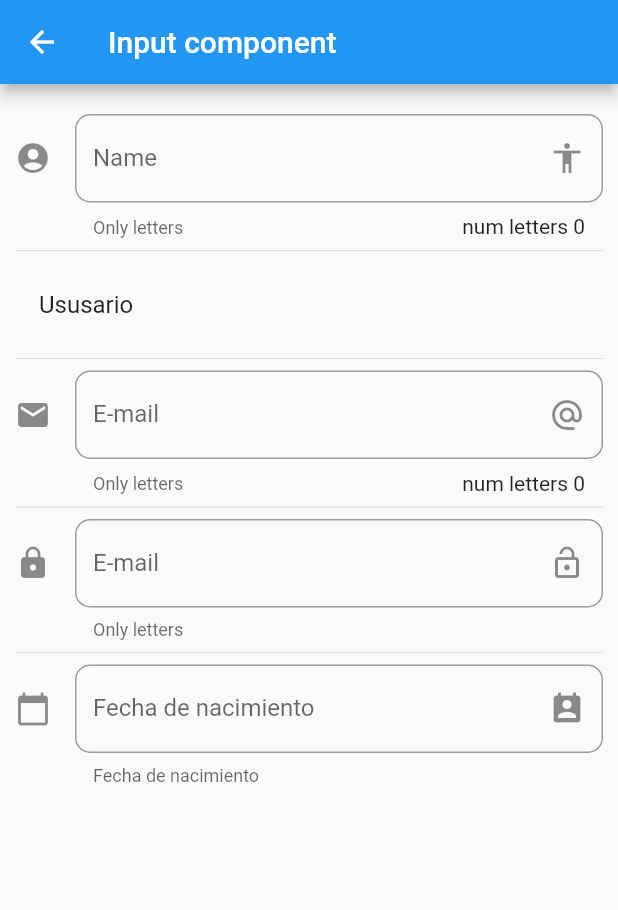
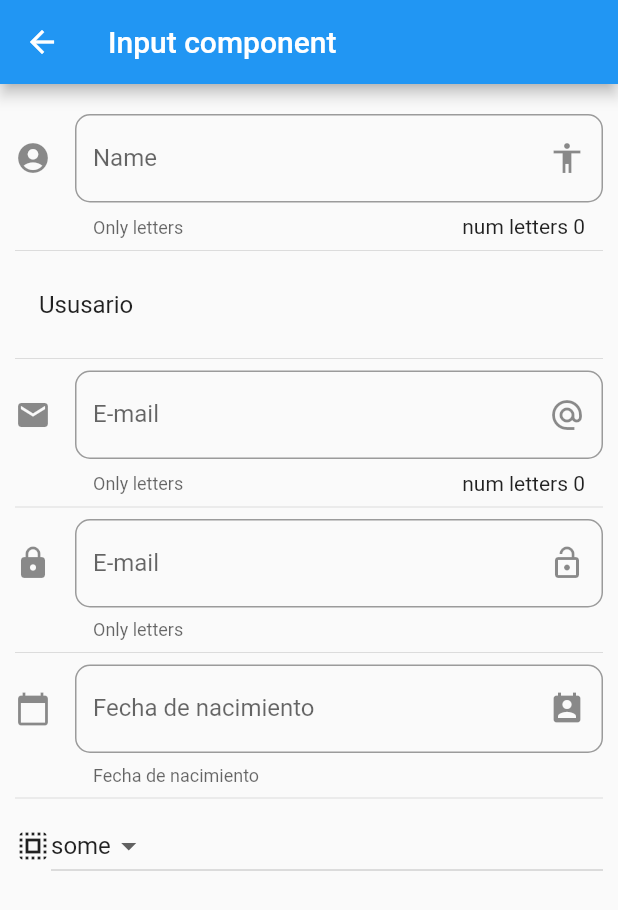
Before and after one commit to jhorber95/flutter_components, a Flutter app: the InputPage screen opened by its route, on a phone screen of 412 x 824 dp. Shown: the top 910 px of the screen. Run offline on Flutter 3.47's test engine with Material 2 defaults, Android fonts, the phone set to English and light mode, and no system bars.

Commit message:
dropdown

```diff
--- a/lib/main.dart
+++ b/lib/main.dart
@@ -1,8 +1,6 @@
 import 'package:flutter/material.dart';
 import 'package:flutter_localizations/flutter_localizations.dart';
 import 'package:widgets/pages/alert_page.dart';
-import 'package:widgets/pages/avatar_page.dart';
-import 'package:widgets/pages/home_page.dart';
 import 'package:widgets/routes/routes.dart';
 
 void main() => runApp(MyApp());
--- a/lib/pages/inputs_page.dart
+++ b/lib/pages/inputs_page.dart
@@ -11,6 +11,9 @@ class _InputPageState extends State<InputPage> {
   String _fecha = '';
 
   TextEditingController _dateEditingController = new TextEditingController();
+
+  List<String> poderes = ['some', 'one'];
+  String _optionSelected = 'some';
 
   @override
   Widget build(BuildContext context) {
@@ -29,7 +32,9 @@ class _InputPageState extends State<InputPage> {
           Divider(),
           _createPassword(),
           Divider(),
-          _createDate(context)
+          _createDate(context),
+          Divider(),
+          _createDropDown()
         ],
       ),
     );
@@ -124,4 +129,37 @@ class _InputPageState extends State<InputPage> {
       _dateEditingController.text = _fecha;
     }
   }
+
+  Widget _createDropDown() {
+    return Row(
+      children: <Widget>[
+        Icon(Icons.select_all),
+        Expanded(
+          child: DropdownButton(
+            value: _optionSelected,
+            items: _getOptionsDropdown(),
+            onChanged: (opt) {
+              setState(() {
+                _optionSelected = opt;
+              });
+            },
+          ),
+        ),
+      ],
+    );
+  }
+
+  List<DropdownMenuItem<String>> _getOptionsDropdown() {
+    List<DropdownMenuItem<String>> list = new List();
+    poderes.forEach((p){
+      list.add(
+        DropdownMenuItem(
+          child: Text(p),
+          value: p,
+        )
+      );
+    });
+
+    return list;
+  }
 }
```
